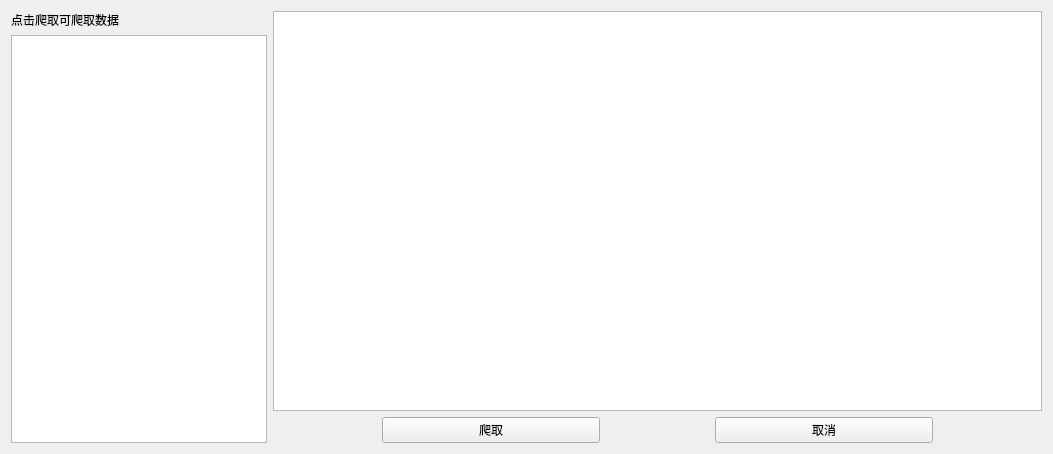
The window that ui/SpiderUI.ui (loserrrrrrrr/NjztcSpider) describes before a commit, drawn with Qt 5.
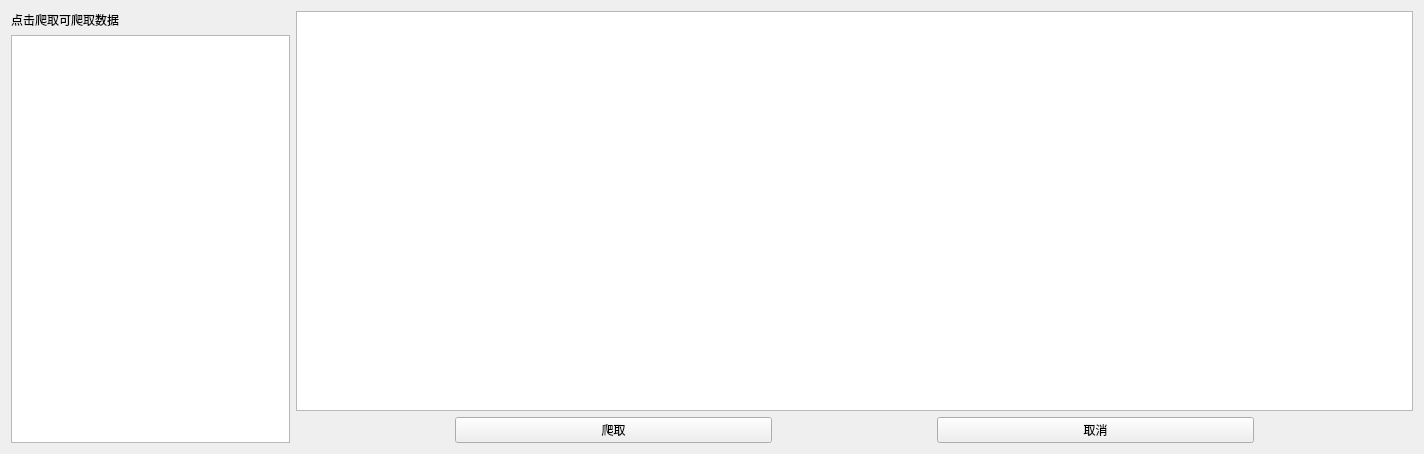
The same window after the commit.

Commit message: 修改了ui尺寸

```diff
--- a/ui/SpiderUI.ui
+++ b/ui/SpiderUI.ui
@@ -6,7 +6,7 @@
    <rect>
     <x>0</x>
     <y>0</y>
-    <width>1053</width>
+    <width>1424</width>
     <height>454</height>
    </rect>
   </property>
@@ -18,7 +18,7 @@
   </property>
   <layout class="QHBoxLayout" name="horizontalLayout_3">
    <item>
-    <layout class="QHBoxLayout" name="horizontalLayout_2" stretch="1,3">
+    <layout class="QHBoxLayout" name="horizontalLayout_2" stretch="1,4">
      <item>
       <layout class="QVBoxLayout" name="verticalLayout">
        <item>
@@ -39,7 +39,20 @@
      <item>
       <layout class="QVBoxLayout" name="verticalLayout_2">
        <item>
-        <widget class="QTableView" name="SupplyInform"/>
+        <widget class="QTableView" name="SupplyInform">
+         <property name="horizontalScrollBarPolicy">
+          <enum>Qt::ScrollBarAsNeeded</enum>
+         </property>
+         <property name="horizontalScrollMode">
+          <enum>QAbstractItemView::ScrollPerItem</enum>
+         </property>
+         <attribute name="horizontalHeaderVisible">
+          <bool>true</bool>
+         </attribute>
+         <attribute name="horizontalHeaderCascadingSectionResizes">
+          <bool>false</bool>
+         </attribute>
+        </widget>
        </item>
        <item>
         <layout class="QHBoxLayout" name="horizontalLayout" stretch="1,2,1,2,1">
```
The commit also changes 1 other file.
